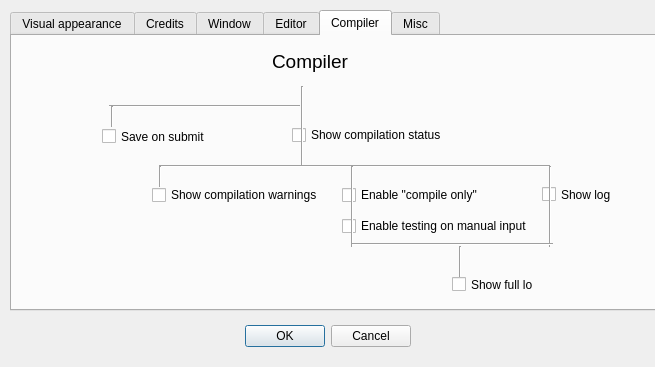
ppershing/ksp-editor, file shopdialog.ui: the form before one commit.
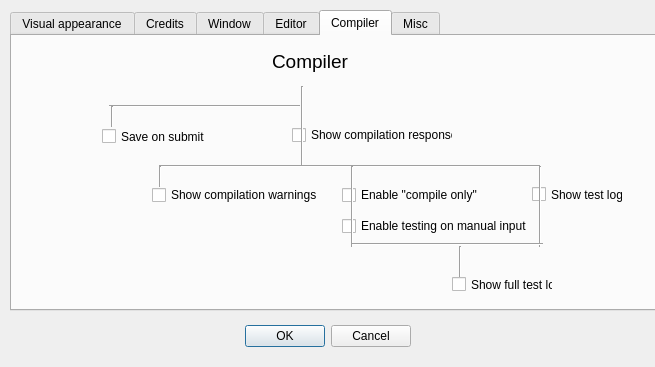
The form after the commit. The open tabs and pages were chosen to show the change.

Diff of the .ui file:
```diff
--- a/shopdialog.ui
+++ b/shopdialog.ui
@@ -962,7 +962,7 @@
       </rect>
      </property>
      <property name="text">
-      <string>Show compilation status</string>
+      <string>Show compilation response</string>
      </property>
     </widget>
     <widget class="QCheckBox" name="checkBoxShowCompilationWarnings">
@@ -1040,7 +1040,7 @@
       <rect>
        <x>147</x>
        <y>120</y>
-       <width>391</width>
+       <width>381</width>
        <height>20</height>
       </rect>
      </property>
@@ -1118,31 +1118,31 @@
       <rect>
        <x>440</x>
        <y>240</y>
-       <width>81</width>
+       <width>101</width>
        <height>17</height>
       </rect>
      </property>
      <property name="text">
-      <string>Show full log</string>
+      <string>Show full test log</string>
      </property>
     </widget>
     <widget class="QCheckBox" name="checkBoxShowLog">
      <property name="geometry">
       <rect>
-       <x>530</x>
+       <x>520</x>
        <y>150</y>
-       <width>70</width>
+       <width>91</width>
        <height>17</height>
       </rect>
      </property>
      <property name="text">
-      <string>Show log</string>
+      <string>Show test log</string>
      </property>
     </widget>
     <widget class="Line" name="line_32">
      <property name="geometry">
       <rect>
-       <x>530</x>
+       <x>520</x>
        <y>130</y>
        <width>16</width>
        <height>81</height>
@@ -1157,7 +1157,7 @@
       <rect>
        <x>340</x>
        <y>200</y>
-       <width>201</width>
+       <width>191</width>
        <height>16</height>
       </rect>
      </property>
```
Left out of the diff: 14 changed lines with no effect on the pictures.
